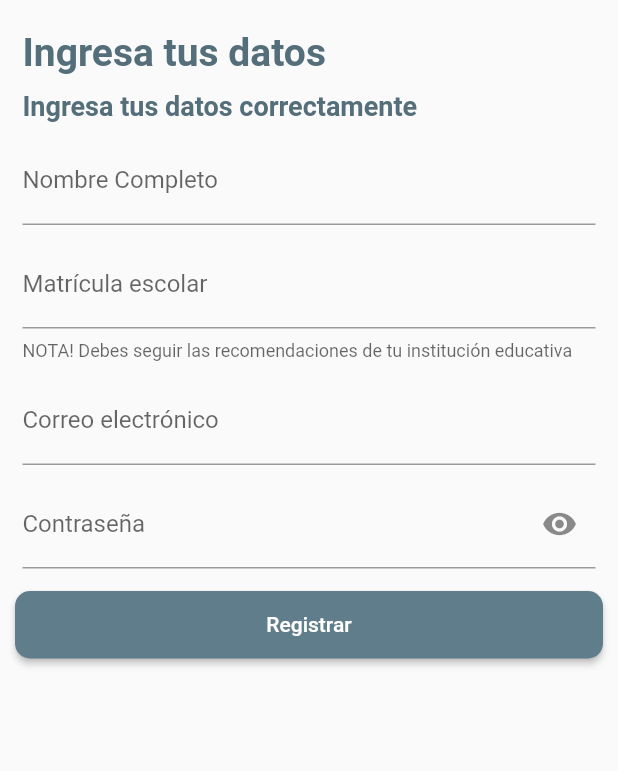
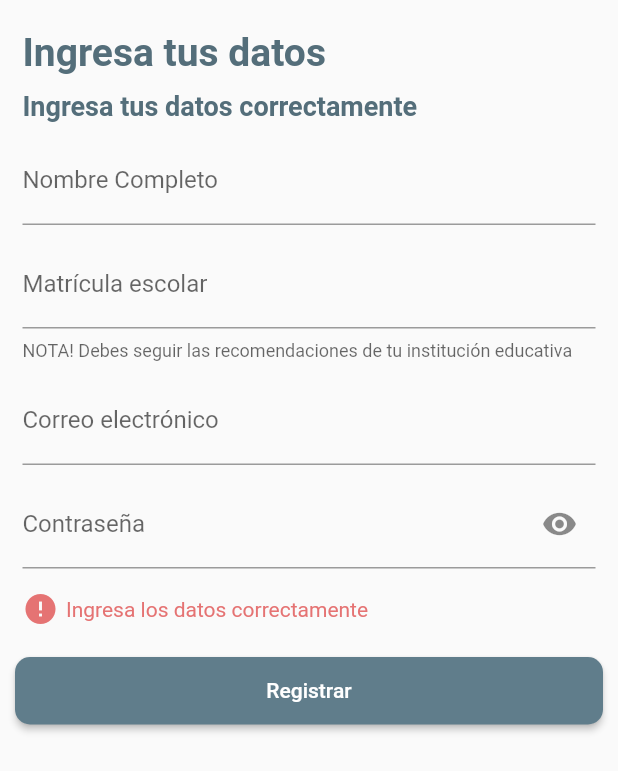
Before and after one commit to jcarloshg/Floky, a Flutter app: the screen it shows after launch, after a tap on "Iniciar sesión", after a tap on "Registrarse", on a phone screen of 412 x 824 dp. Shown: the top 771 px of the screen. Run offline on Flutter 3.47's test engine with Material 2 defaults, Android fonts, the phone set to English and light mode, and no system bars; our stand-ins replace bloc, flutter_bloc, get_it; missing offline and left inert: amplify_api, amplify_auth_cognito, amplify_flutter, safeprint; network calls fail.

Commit message:
FIX INDEX singup

```diff
--- a/lib/views/pages/authenticate/singin/login.index.dart
+++ b/lib/views/pages/authenticate/singin/login.index.dart
@@ -1,5 +1,4 @@
 import 'package:flutter/material.dart';
-// import 'package:floky/dependencyInjection/setup_di.dart';
 import 'package:floky/domain/bloc/authenticate/authenticate_bloc.dart';
 import 'package:floky/views/pages/authenticate/singin/login.provider.dart';
 import 'package:floky/views/pages/pages.index.dart';
--- a/lib/views/pages/authenticate/singin/widgets/form_login.dart
+++ b/lib/views/pages/authenticate/singin/widgets/form_login.dart
@@ -1,10 +1,8 @@
-import 'package:floky/domain/bloc/authenticate/authenticate_bloc.dart';
 import 'package:floky/views/pages/authenticate/singin/login.provider.dart';
 import 'package:floky/views/pages/authenticate/singin/widgets/widgets.index.dart';
 import 'package:floky/views/pages/pages.index.dart';
 import 'package:floky/views/widgets/widgets.index.dart';
 import 'package:flutter/material.dart';
-import 'package:flutter_bloc/flutter_bloc.dart';
 import 'package:provider/provider.dart';
 
 class FormLogin extends StatelessWidget {
@@ -17,7 +15,7 @@ class FormLogin extends StatelessWidget {
 
     return Form(
       key: formController.formLoginKey,
-      autovalidateMode: AutovalidateMode.onUserInteraction,
+      autovalidateMode: AutovalidateMode.disabled,
       child: Container(
         margin: const EdgeInsets.all(5),
         child: Column(
@@ -26,7 +24,7 @@ class FormLogin extends StatelessWidget {
             Titles.title('Floky'),
             InputEmail(emailControl: formController.emailControl),
             InputPass(passControl: formController.passControl),
-            _isExistAnError(),
+            const IsExistError(),
             const IsLoadingButtonLoggin(),
             ButtonSecondary(
               label: 'Registrarse',
@@ -39,17 +37,6 @@ class FormLogin extends StatelessWidget {
           ],
         ),
       ),
-    );
-  }
-
-  Widget _isExistAnError() {
-    return BlocBuilder<AuthenticateBloc, AuthenticateState>(
-      builder: (context, state) {
-        if (state is AuthErrorState) {
-          return ErrorMessage(error: state.messageError);
-        }
-        return const SizedBox();
-      },
     );
   }
 
--- /dev/null
+++ b/lib/views/pages/authenticate/singin/widgets/is_exist_error.dart
@@ -0,0 +1,19 @@
+import 'package:floky/domain/bloc/authenticate/authenticate_bloc.dart';
+import 'package:floky/views/widgets/widgets.index.dart';
+import 'package:flutter/material.dart';
+import 'package:flutter_bloc/flutter_bloc.dart';
+
+class IsExistError extends StatelessWidget {
+  const IsExistError({super.key});
+
+  @override
+  Widget build(BuildContext context) {
+    return BlocBuilder<AuthenticateBloc, AuthenticateState>(
+      builder: (context, state) {
+        return state is AuthErrorState
+            ? ErrorMessage(error: state.messageError)
+            : const SizedBox();
+      },
+    );
+  }
+}
--- a/lib/views/pages/authenticate/singin/widgets/widgets.index.dart
+++ b/lib/views/pages/authenticate/singin/widgets/widgets.index.dart
@@ -1,2 +1,3 @@
+export 'package:floky/views/pages/authenticate/singin/widgets/is_exist_error.dart';
 export 'package:floky/views/pages/authenticate/singin/widgets/isloading_buttonloggin.dart';
 export 'package:floky/views/pages/authenticate/singin/widgets/form_login.dart';
--- a/lib/views/pages/authenticate/singup/form_register/form_register.screen.dart
+++ b/lib/views/pages/authenticate/singup/form_register/form_register.screen.dart
@@ -1,3 +1,4 @@
+import 'package:floky/views/pages/authenticate/singin/widgets/widgets.index.dart';
 import 'package:floky/views/pages/authenticate/singup/singup.provider.dart';
 import 'package:floky/views/pages/pages.index.dart';
 import 'package:floky/views/widgets/widgets.index.dart';
@@ -17,8 +18,7 @@ class FormRegisterScreen extends StatelessWidget {
         child: SingleChildScrollView(
           physics: const NeverScrollableScrollPhysics(),
           child: Form(
-            key: singUpProvider.formRegisterKey,
-            autovalidateMode: AutovalidateMode.onUserInteraction,
+            key: singUpFormController.formRegisterKey,
             child: Column(
               children: [
                 const SizedBox(height: 15),
@@ -29,6 +29,7 @@ class FormRegisterScreen extends StatelessWidget {
                     controll: singUpFormController.registerSchool),
                 InputEmail(emailControl: singUpFormController.email),
                 InputPass(passControl: singUpFormController.pass),
+                const IsExistError(),
                 Button(
                   // function: () => navigateConfirmAccountScreen(context),
                   function: () => singUpProvider.printStudent(),
--- a/lib/views/pages/authenticate/singup/singup.index.dart
+++ b/lib/views/pages/authenticate/singup/singup.index.dart
@@ -1,6 +1,5 @@
-import 'package:floky/dependencyInjection/setup_di.dart';
+import 'package:flutter/material.dart';
 import 'package:floky/domain/bloc/authenticate/authenticate_bloc.dart';
-import 'package:flutter/material.dart';
 import 'package:floky/views/pages/authenticate/singup/singup.provider.dart';
 import 'package:floky/views/pages/pages.index.dart';
 import 'package:flutter_bloc/flutter_bloc.dart';
@@ -16,14 +15,11 @@ class SingupIndex extends StatelessWidget {
 
   @override
   Widget build(BuildContext context) {
-    final AuthenticateBloc authenticateBloc = di<AuthenticateBloc>();
+    final authenticateBloc = BlocProvider.of<AuthenticateBloc>(context);
 
-    return BlocProvider(
-      create: (_) => di<AuthenticateBloc>(),
-      child: ChangeNotifierProvider(
-        create: (_) => SingUpProvider(authenticateBloc: authenticateBloc),
-        child: PageIndex.formRegisterScreen.screen,
-      ),
+    return ChangeNotifierProvider(
+      create: (_) => SingUpProvider(authenticateBloc: authenticateBloc),
+      child: PageIndex.formRegisterScreen.screen,
     );
   }
 }
--- a/lib/views/pages/authenticate/singup/singup.provider.dart
+++ b/lib/views/pages/authenticate/singup/singup.provider.dart
@@ -1,9 +1,9 @@
 import 'package:floky/domain/bloc/authenticate/authenticate_bloc.dart';
-import 'package:floky/domain/entities/entities.index.dart';
 import 'package:flutter/material.dart';
 import 'package:safeprint/safeprint.dart';
 
 class SingUpFormController {
+  GlobalKey<FormState> formRegisterKey = GlobalKey<FormState>();
   final TextEditingController name = TextEditingController();
   final TextEditingController registerSchool = TextEditingController();
   final TextEditingController email = TextEditingController();
@@ -13,7 +13,6 @@ class SingUpFormController {
 }
 
 class SingUpProvider extends ChangeNotifier {
-  GlobalKey<FormState> formRegisterKey = GlobalKey<FormState>();
   final SingUpFormController singUpFormController = SingUpFormController();
   final AuthenticateBloc authenticateBloc;
 
@@ -22,6 +21,14 @@ class SingUpProvider extends ChangeNotifier {
   });
 
   void printStudent() {
+    final isValidForm =
+        singUpFormController.formRegisterKey.currentState?.validate();
+    // ignore: avoid_print
+    print('[singup/print $isValidForm]');
+    if (isValidForm == false) {
+      return authenticateBloc.authErrorEvent('Ingresa los datos correctamente');
+    }
+
     final String name = singUpFormController.name.text;
     final String registerSchool = singUpFormController.registerSchool.text;
     final String email = singUpFormController.email.text;
--- a/lib/views/widgets/Inputs/input_name/input_name.dart
+++ b/lib/views/widgets/Inputs/input_name/input_name.dart
@@ -33,7 +33,9 @@ class InputName extends StatelessWidget {
   }
 
   String? _validate(String value) {
-    if (value.isEmpty) return null;
+    // ignore: avoid_print
+    print(value);
+    // if (value.isEmpty) return null;
     if (Validators.validName(value) == false) return 'Nombre invalido...';
     if (Validators.numberWords(2, value) == false) {
       return 'Debes ingresar al menos dos nombres';
```
